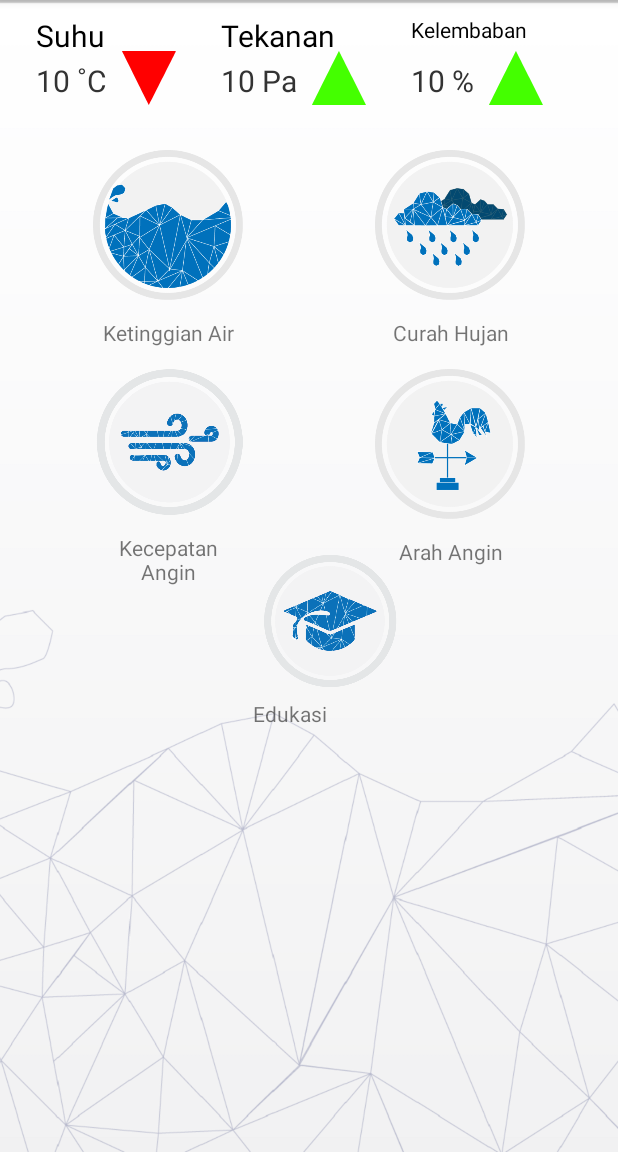
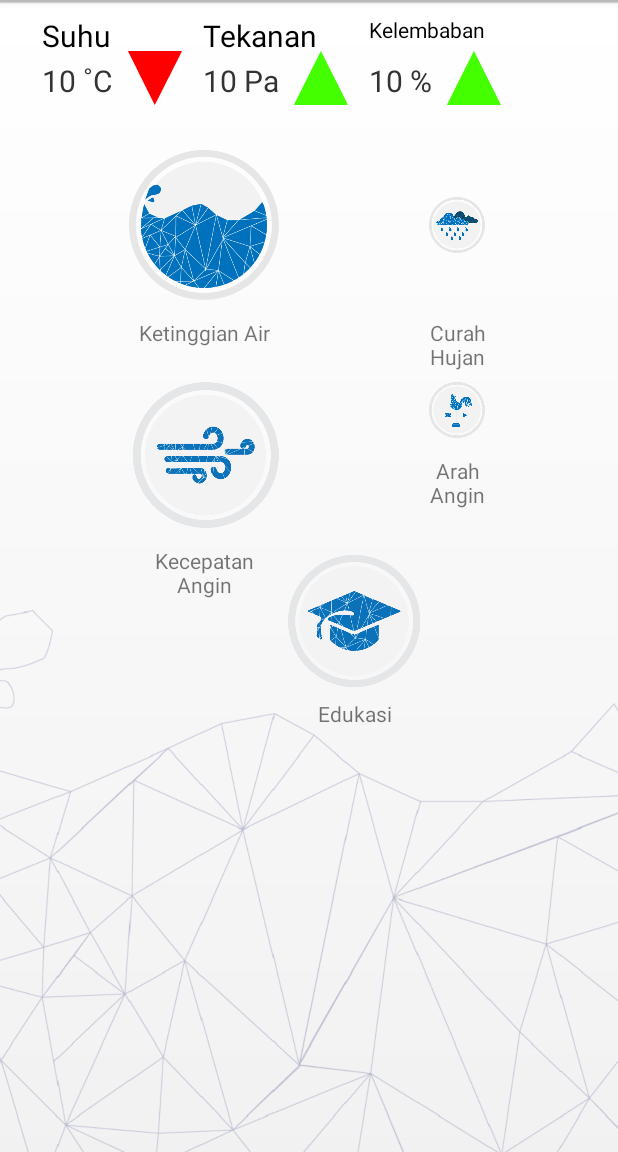
Before and after one commit to harryawk/zephyrus, an Android app: the screen it shows after launch (MenuUtama), on a phone screen of 412 x 824 dp, the part 84-1236 px from its top. Run offline under Robolectric (Android 15) with nearby library versions, the phone set to English and light mode, and no system bars.

Commit message:
renew menu layout

```diff
--- a/app/src/main/res/layout/activity_menu_utama.xml
+++ b/app/src/main/res/layout/activity_menu_utama.xml
@@ -5,7 +5,8 @@
     android:id="@+id/activity_menu_utama"
     android:layout_width="match_parent"
     android:layout_height="match_parent"
-    tools:context="com.example.harry.zehyrusproject.MenuUtama">
+    tools:context="com.example.harry.zehyrusproject.MenuUtama"
+    android:gravity="center" >
 
     <ImageView
         android:layout_width="match_parent"
@@ -40,12 +41,13 @@
         android:textSize="14dp"
         android:layout_marginTop="10dp"
         android:layout_alignLeft="@+id/kelembaban_layout"
-        android:textColor="#000"/>
+        android:textColor="#000"
+        android:id="@+id/textView6" />
 
     <RelativeLayout
         android:layout_width="wrap_content"
         android:layout_height="wrap_content"
-        android:layout_marginLeft="24dp"
+        android:layout_marginLeft="28dp"
         android:layout_marginTop="34dp"
         android:id="@+id/suhu_layout">
 
@@ -83,7 +85,7 @@
         android:layout_height="wrap_content"
         android:layout_toRightOf="@id/suhu_layout"
         android:id="@+id/tekanan_layout"
-        android:layout_marginLeft="30dp"
+        android:layout_marginLeft="14dp"
         android:layout_marginTop="34dp">
 
         <TextView
@@ -120,7 +122,7 @@
         android:layout_height="wrap_content"
         android:layout_toRightOf="@+id/tekanan_layout"
         android:id="@+id/kelembaban_layout"
-        android:layout_marginLeft="30dp"
+        android:layout_marginLeft="14dp"
         android:layout_marginTop="34dp" >
 
         <TextView
@@ -159,11 +161,15 @@
         android:id="@+id/curah_hujan"
         android:adjustViewBounds="true"
         android:maxWidth="100dp"
-        android:layout_marginRight="62dp"
         android:layout_marginTop="100dp"
         android:layout_alignParentTop="true"
-        android:layout_alignParentRight="true"
-        android:onClick="switchActivity" />
+        android:layout_toRightOf="@+id/textView"
+        android:layout_alignTop="@+id/ketinggian_air"
+        android:layout_alignLeft="@+id/arah_angin"
+        android:onClick="switchActivity"
+        android:layout_above="@+id/textView2"
+        android:layout_alignRight="@+id/arah_angin"
+        android:layout_alignEnd="@+id/arah_angin" />
 
 
     <ImageView
@@ -173,11 +179,10 @@
         android:id="@+id/kecepatan_angin"
         android:adjustViewBounds="true"
         android:maxWidth="100dp"
-        android:layout_marginLeft="62dp"
-        android:layout_marginTop="246dp"
-        android:layout_alignParentTop="true"
-        android:layout_alignParentLeft="true"
-        android:onClick="switchActivity" />
+        android:layout_marginTop="23dp"
+        android:onClick="switchActivity"
+        android:layout_below="@+id/textView2"
+        android:layout_toLeftOf="@+id/education_activity" />
 
     <ImageView
         android:layout_width="wrap_content"
@@ -186,10 +191,9 @@
         android:id="@+id/ketinggian_air"
         android:adjustViewBounds="true"
         android:maxWidth="100dp"
-        android:layout_marginLeft="62dp"
         android:layout_marginTop="100dp"
         android:layout_alignParentTop="true"
-        android:layout_alignParentLeft="true"
+        android:layout_toLeftOf="@+id/education_activity"
         android:onClick="switchActivity" />
 
     <ImageView
@@ -199,24 +203,31 @@
         android:id="@+id/arah_angin"
         android:adjustViewBounds="true"
         android:maxWidth="100dp"
-        android:layout_marginRight="62dp"
-        android:layout_marginTop="246dp"
-        android:layout_alignParentTop="true"
-        android:layout_alignParentRight="true"
-        android:onClick="switchActivity" />
+        android:layout_toRightOf="@+id/textView"
+        android:onClick="switchActivity"
+        android:layout_alignTop="@+id/kecepatan_angin"
+        android:layout_alignRight="@+id/textView6"
+        android:layout_alignEnd="@+id/textView6" />
+
+    <!--<RelativeLayout-->
+        <!--android:layout_width="match_parent"-->
+        <!--android:layout_height="wrap_content"-->
+        <!--android:id="@+id/education_activity_layout">-->
 
         <ImageView
             android:layout_width="wrap_content"
             android:layout_height="wrap_content"
             android:src="@drawable/edukasi"
             android:id="@+id/education_activity"
+            android:foregroundGravity="center"
             android:adjustViewBounds="true"
             android:maxWidth="100dp"
-        android:layout_marginRight="142dp"
+            android:layout_marginRight="126dp"
             android:layout_marginTop="370dp"
             android:layout_alignParentTop="true"
             android:layout_alignParentRight="true"
             android:onClick="switchActivity" />
+    <!--</RelativeLayout>-->
 
     <TextView
         android:text="@string/ketinggian_air"
@@ -276,8 +287,11 @@
         android:text="Edukasi"
         android:layout_below="@+id/education_activity"
         android:textAlignment="center"
-        android:layout_marginLeft="168dp"
         android:layout_marginTop="8dp"
-        android:id="@+id/textView" />
+        android:id="@+id/textView"
+        android:layout_alignRight="@+id/education_activity"
+        android:layout_alignEnd="@+id/education_activity"
+        android:layout_alignLeft="@+id/education_activity"
+        android:layout_alignStart="@+id/education_activity" />
 
 </RelativeLayout>
```
Lines whose indentation alone changed are shown as unchanged.
